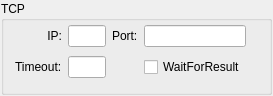
Above: src/ui/tcp_widget.ui from public0821/npg before the change. Below: the same form after it.
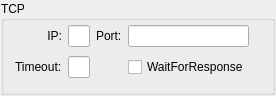
That is the form after the change.

```diff
--- a/src/ui/tcp_widget.ui
+++ b/src/ui/tcp_widget.ui
@@ -88,7 +88,7 @@
       <item row="1" column="3">
        <widget class="QCheckBox" name="wait_for_result_box">
         <property name="text">
-         <string>WaitForResult</string>
+         <string>WaitForResponse</string>
         </property>
        </widget>
       </item>
```
Left out of the diff: 2 changed lines with no effect on the pictures.
